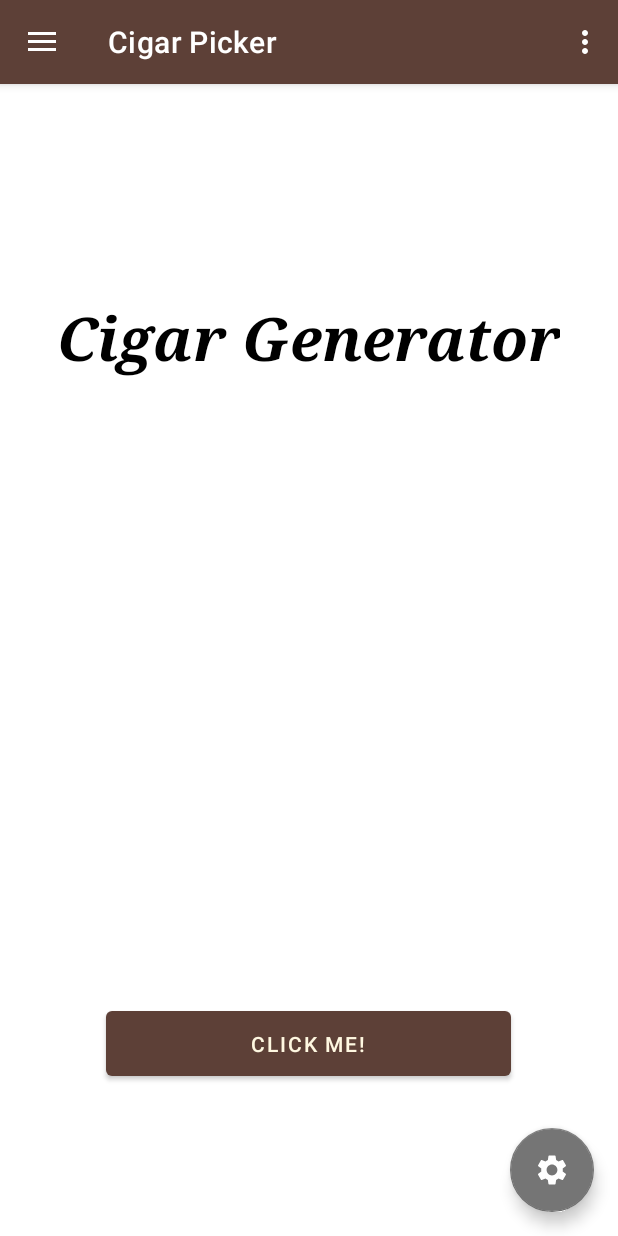
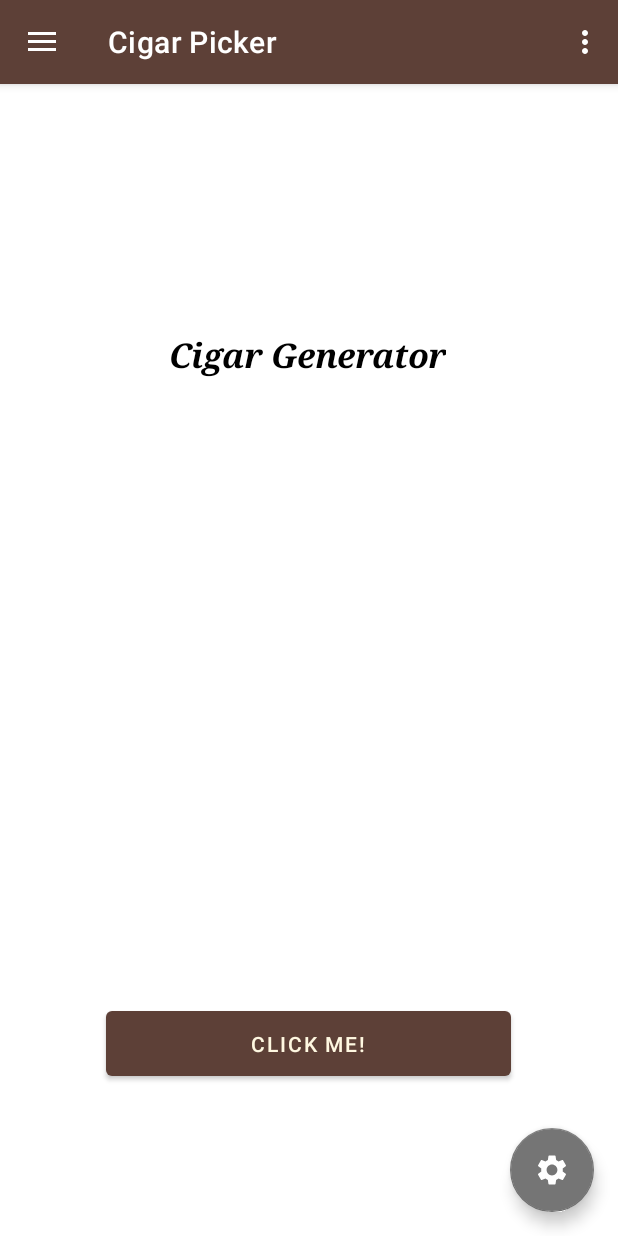
Before and after one commit to brendonmehdi/CigarLuxe, an Android app: the screen it shows after launch (MainActivity), in the side drawer, after a tap on "Random Picker", on a phone screen of 412 x 824 dp. Run offline under Robolectric (Android 15) with nearby library versions, the phone set to English and light mode, and no system bars; our stand-ins replace androidx.preference, navigation-ui.

```diff
--- a/app/src/main/java/com/example/cigarluxe/ListFragment.java
+++ b/app/src/main/java/com/example/cigarluxe/ListFragment.java
@@ -105,7 +105,6 @@ public class ListFragment extends Fragment {
             adapter1 = new ArrayAdapter<>(getContext(), R.layout.lv_layout,R.id.lvText, cigList);
         }
 
-
 //below is settings for the text title
         boolean textSetting = sp.getBoolean("textSettings", false);
         TextView recyclerTitle = view.findViewById(R.id.recyclerTitle);
--- a/app/src/main/java/com/example/cigarluxe/PickerFragment.java
+++ b/app/src/main/java/com/example/cigarluxe/PickerFragment.java
@@ -1,9 +1,11 @@
 package com.example.cigarluxe;
 
 import android.app.AlertDialog;
+import android.content.SharedPreferences;
 import android.os.Bundle;
 
 import androidx.fragment.app.Fragment;
+import androidx.preference.PreferenceManager;
 
 import android.os.Handler;
 import android.view.LayoutInflater;
@@ -11,6 +13,7 @@ import android.view.View;
 import android.view.ViewGroup;
 import android.widget.Button;
 import android.widget.ImageView;
+import android.widget.TextView;
 
 import java.util.Random;
 
@@ -67,12 +70,32 @@ public class PickerFragment extends Fragment {
                              Bundle savedInstanceState) {
         // Inflate the layout for this fragment
         View view = inflater.inflate(R.layout.fragment_picker, container, false);
+
+        SharedPreferences sp = PreferenceManager.getDefaultSharedPreferences(getContext());
+//below is settings for the text title
+        boolean textSetting = sp.getBoolean("textSettings", false);
+        TextView recyclerTitle = view.findViewById(R.id.genTitle);
+
+        if (textSetting) {
+            recyclerTitle.setTextSize(getResources().getDimension(R.dimen.text_bigger));
+
+        } else {
+            recyclerTitle.setTextSize(getResources().getDimension(R.dimen.text_norm));
+
+        }
+
+
         ranImage = view.findViewById(R.id.ranImage);
         Button ranButton = view.findViewById(R.id.randButton);
+
+
+
 
         Random ran = new Random();
         //handler to handle delaying images
         Handler handler = new Handler();
+
+
 
         ranButton.setOnClickListener(new View.OnClickListener() {
             @Override
--- a/app/src/main/res/layout/fragment_picker.xml
+++ b/app/src/main/res/layout/fragment_picker.xml
@@ -28,7 +28,7 @@
         app:layout_constraintTop_toBottomOf="@+id/ranImage" />
 
     <TextView
-        android:id="@+id/textView3"
+        android:id="@+id/genTitle"
         android:layout_width="wrap_content"
         android:layout_height="wrap_content"
         android:layout_marginBottom="28dp"
--- a/app/src/main/res/layout/fragment_tutorial.xml
+++ b/app/src/main/res/layout/fragment_tutorial.xml
@@ -7,7 +7,7 @@
     tools:context=".TutorialFragment">
 
     <TextView
-        android:id="@+id/textView5"
+        android:id="@+id/tutTitle"
         android:layout_width="wrap_content"
         android:layout_height="wrap_content"
         android:layout_marginTop="28dp"
--- a/app/src/main/res/layout/fragment_vp_layout.xml
+++ b/app/src/main/res/layout/fragment_vp_layout.xml
@@ -29,7 +29,6 @@
                 android:id="@+id/vpImage"
                 android:layout_width="match_parent"
                 android:layout_height="200dp"
-                android:layout_marginTop="28dp"
                 android:scaleType="centerCrop"
                 app:layout_constraintTop_toTopOf="parent"
                 app:srcCompat="@drawable/aboutalec"
```
Also changed, not shown: app/src/main/java/com/example/cigarluxe/TutorialFragment.java (+16 -0 lines), app/src/main/java/com/example/cigarluxe/adapter/VPAdapter.java (+5 -5 lines), app/src/main/res/drawable-v24/cigarpagerenjoy.jpg (added).
